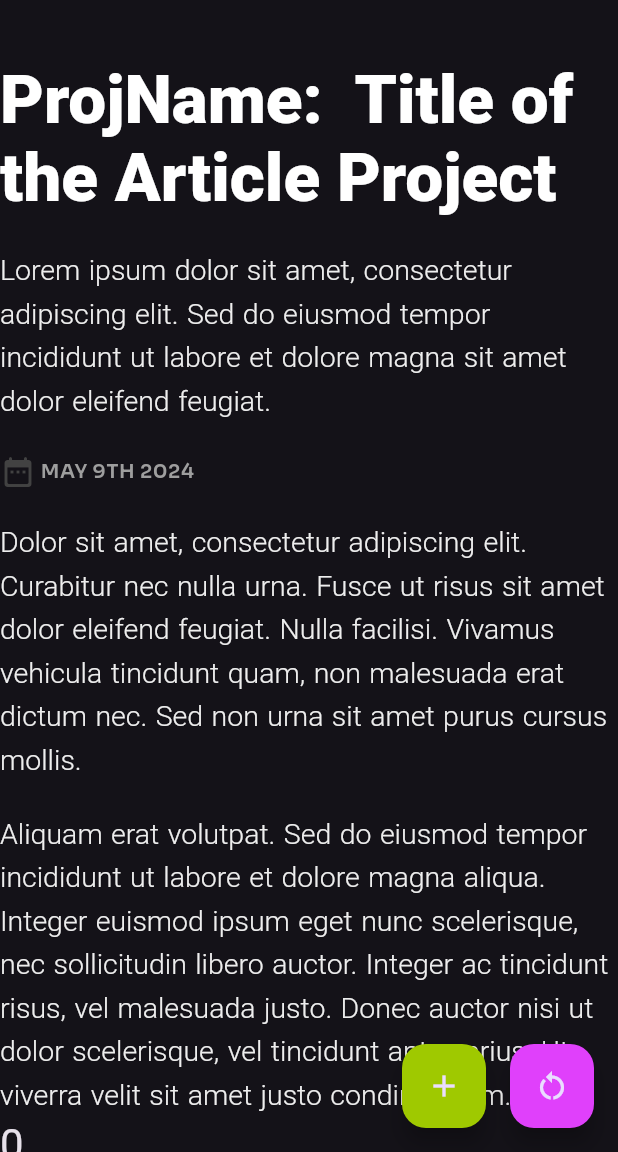
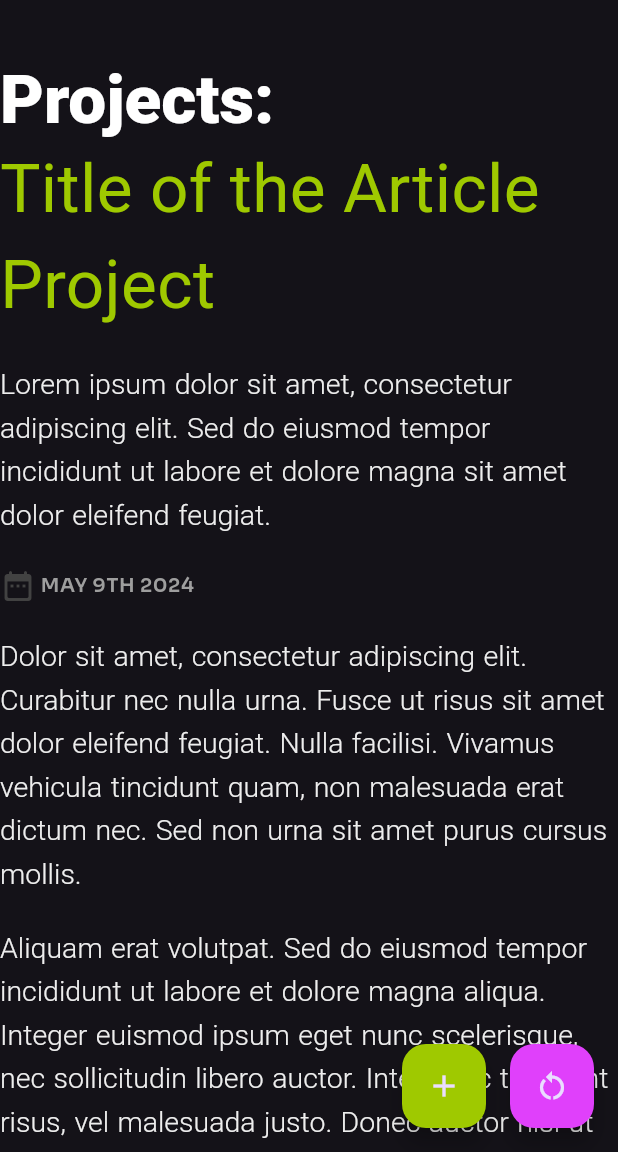
Before and after one commit to loo-al/part_page, a Flutter app: the screen it shows after launch, on a phone screen of 412 x 824 dp, the part 84-1236 px from its top. Run offline on Flutter 3.47's test engine with Material 3 defaults, Android fonts, the phone set to English and light mode, and no system bars; our stand-ins replace google_fonts.

Commit message:
- Page Title dynamically displays depending on width

```diff
--- a/lib/main.dart
+++ b/lib/main.dart
@@ -106,6 +106,8 @@ class _MyPageState extends State<MyPage> {
 
     // Set a max width for the components below the AppBar
     const maxWidth = 1000.0;
+    const maxSmallWidth = 518;
+    final isSmallWidth = Size().getScreenWidth() < 715;
     final isDarkMode = Theme.of(context).brightness == Brightness.dark;
 
     return Scaffold(
@@ -195,7 +197,8 @@ class _MyPageState extends State<MyPage> {
           Center(
             // Center is a layout widget. It takes a single child and positions it
             // in the middle of the parent.
-            child: ConstrainedBox(constraints: BoxConstraints(maxWidth: maxWidth),
+            child: ConstrainedBox(
+              constraints: BoxConstraints(maxWidth: maxWidth),
               child: Column(
                 mainAxisAlignment: MainAxisAlignment.start,
                 crossAxisAlignment: CrossAxisAlignment.start,
@@ -203,9 +206,41 @@ class _MyPageState extends State<MyPage> {
 
                   SizedBox(height: Size().fiveh),
 
-                  Text(Strings().page_titile,
-                    style: Theme.of(context).textTheme.displayMedium, ),
+                  // Page Title handles resizing
+                  ConstrainedBox(
+                    constraints: BoxConstraints(
+                        maxWidth: maxWidth
+                    ),
+                    child: isSmallWidth
+                      // width <= 715
+                      ?Column(
+                      crossAxisAlignment: CrossAxisAlignment.start,
+                      children: [
+                        Text(Strings().page_titile1,
+                          style: Theme.of(context).textTheme.displayMedium, ),
+                        Text(Strings().page_titile2,
+                          style: TextStyle(color: CUSTOM_GREEN, fontSize: 45
+                          ),
+                        ),
+                      ],
+                    )
+                    // width >= 715
+                    : Row(
+                      mainAxisAlignment: MainAxisAlignment.start,
+                      children: [
+                        Text(Strings().page_titile1,
+                          style: Theme.of(context).textTheme.displayMedium, ),
+                        SizedBox(width: 15),
+                        Text(Strings().page_titile2,
+                          style: TextStyle(color: CUSTOM_GREEN, fontSize: 45
+                          ),
+                        ),
+                      ],
+                    ),
+                  ),
+
                   SizedBox(height: Size().body_space),
+
                   Text(Strings().title_intro,
                     style: Theme.of(context).textTheme.displaySmall, ),
 
--- a/lib/strings.dart
+++ b/lib/strings.dart
@@ -10,7 +10,8 @@ class Strings{
   String test = 'You have pushed the medium button this many times:';
 
   String appbar_title = '  Project';
-  String page_titile = 'ProjName:  Title of the Article Project';
+  String page_titile1 = 'Projects:';
+  String page_titile2 = 'Title of the Article Project';
   String title_date = 'MAY 9TH 2024';
   String title_intro = 'Lorem ipsum dolor sit amet, consectetur adipiscing elit. Sed do eiusmod tempor incididunt ut labore et dolore magna sit amet dolor eleifend feugiat.';
 
```
